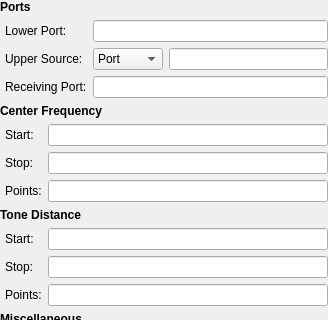
Before: the Qt Designer form Core/IntermodWidget.ui in Terrabits/IMSpacingSweep, drawn with Qt 5; both pictures show x 0 to 328 and y 0 to 320 of the 328 by 550 pixel window.
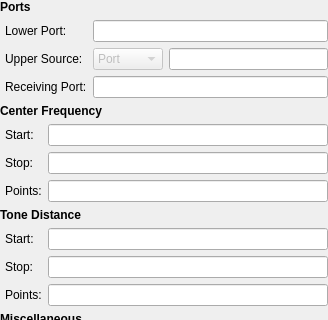
After: the same form once the commit is applied. Custom widgets are drawn as their Qt base class.

```diff
--- a/Core/IntermodWidget.ui
+++ b/Core/IntermodWidget.ui
@@ -119,6 +119,9 @@
             </property>
             <item>
              <widget class="QComboBox" name="upperSourceType">
+              <property name="enabled">
+               <bool>false</bool>
+              </property>
               <item>
                <property name="text">
                 <string>Port</string>
```
Left out of the diff: 18 changed lines with no effect on the pictures.
